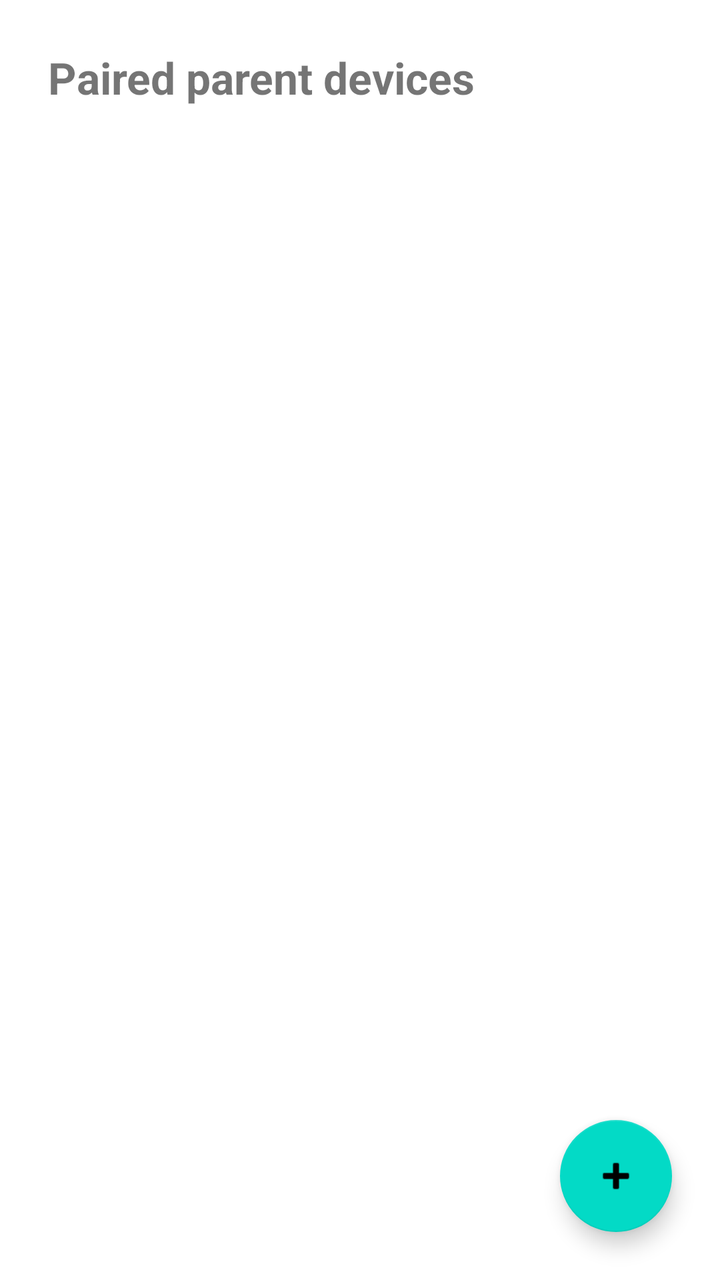
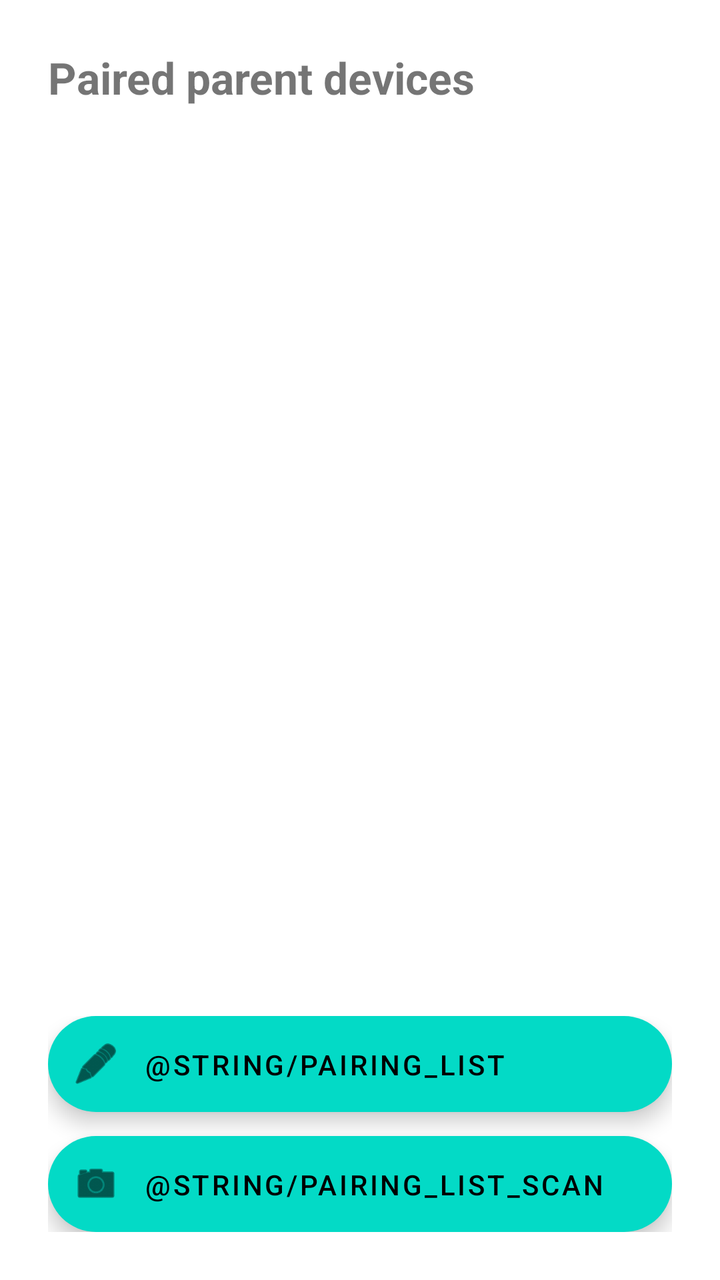

Screens rendered from an Android XML layout before and after an edit, with the pre-edit source and the edit as a unified diff.
<!-- AndroidManifest.xml: application theme Theme.FamilyRemote -->
<!-- res/layout/fragment_pairing_list.xml -->
<?xml version="1.0" encoding="utf-8"?>
<androidx.coordinatorlayout.widget.CoordinatorLayout xmlns:android="http://schemas.android.com/apk/res/android"
    xmlns:app="http://schemas.android.com/apk/res-auto"
    android:layout_width="match_parent"
    android:layout_height="match_parent">

    <TextView
        android:id="@+id/titleText"
        android:layout_width="wrap_content"
        android:layout_height="wrap_content"
        android:layout_margin="24dp"
        android:text="@string/pairing_list_title"
        android:textSize="22sp"
        android:textStyle="bold" />

    <TextView
        android:id="@+id/emptyText"
        android:layout_width="match_parent"
        android:layout_height="wrap_content"
        android:layout_marginTop="72dp"
        android:gravity="center"
        android:padding="24dp"
        android:text="@string/pairing_list_empty"
        android:visibility="gone" />

    <androidx.recyclerview.widget.RecyclerView
        android:id="@+id/pairingRecyclerView"
        android:layout_width="match_parent"
        android:layout_height="match_parent"
        android:layout_marginTop="72dp"
        android:clipToPadding="false"
        android:paddingBottom="88dp" />

    <com.google.android.material.floatingactionbutton.FloatingActionButton
        android:id="@+id/addFab"
        android:layout_width="wrap_content"
        android:layout_height="wrap_content"
        android:layout_gravity="bottom|end"
        android:layout_margin="24dp"
        android:contentDescription="@string/pairing_list_add_fab_desc"
        android:src="@android:drawable/ic_input_add" />

</androidx.coordinatorlayout.widget.CoordinatorLayout>
<!-- resources referenced by this layout -->
<resources>
  <string name="pairing_list_add_fab_desc">Add a parent device</string>
  <string name="pairing_list_empty">No parent devices paired yet. Tap + to add one.</string>
  <string name="pairing_list_title">Paired parent devices</string>
  <style name="Theme.FamilyRemote" parent="Theme.MaterialComponents.DayNight.NoActionBar">
          <item name="colorPrimary">@color/pastel_blue</item>
          <item name="colorPrimaryDark">@color/pastel_blue_dark</item>
          <item name="colorOnPrimary">@color/black</item>
          <item name="colorAccent">@color/pastel_green</item>
          <item name="android:windowBackground">@color/app_background</item>
      </style>
  <color name="pastel_blue">#FF90CAF9</color>
  <color name="pastel_blue_dark">#FF64B5F6</color>
  <color name="black">#FF000000</color>
  <color name="pastel_green">#FFA5D6A7</color>
  <color name="app_background">#FFFFFFFF</color>
</resources>

<!-- the commit's change to res/layout/fragment_pairing_list.xml (unified diff, before → after) -->
@@ -31,13 +31,29 @@
         android:clipToPadding="false"
         android:paddingBottom="88dp" />
 
-    <com.google.android.material.floatingactionbutton.FloatingActionButton
-        android:id="@+id/addFab"
+    
+    <LinearLayout
         android:layout_width="wrap_content"
         android:layout_height="wrap_content"
         android:layout_gravity="bottom|end"
         android:layout_margin="24dp"
-        android:contentDescription="@string/pairing_list_add_fab_desc"
-        android:src="@android:drawable/ic_input_add" />
+        android:orientation="vertical">
+
+        <com.google.android.material.floatingactionbutton.ExtendedFloatingActionButton
+            android:id="@+id/manualCodeFab"
+            android:layout_width="wrap_content"
+            android:layout_height="wrap_content"
+            android:layout_marginBottom="12dp"
+            android:text="@string/pairing_list_manual_code_fab"
+            app:icon="@android:drawable/ic_menu_edit" />
+
+        <com.google.android.material.floatingactionbutton.ExtendedFloatingActionButton
+            android:id="@+id/scanQrFab"
+            android:layout_width="wrap_content"
+            android:layout_height="wrap_content"
+            android:text="@string/pairing_list_scan_qr_fab"
+            app:icon="@android:drawable/ic_menu_camera" />
+
+    </LinearLayout>
 
 </androidx.coordinatorlayout.widget.CoordinatorLayout>
<!-- resource entries referenced after the edit -->
@@ -1,6 +1,5 @@
 <!-- resources referenced by this layout -->
 <resources>
-  <string name="pairing_list_add_fab_desc">Add a parent device</string>
   <string name="pairing_list_empty">No parent devices paired yet. Tap + to add one.</string>
   <string name="pairing_list_title">Paired parent devices</string>
   <style name="Theme.FamilyRemote" parent="Theme.MaterialComponents.DayNight.NoActionBar">
